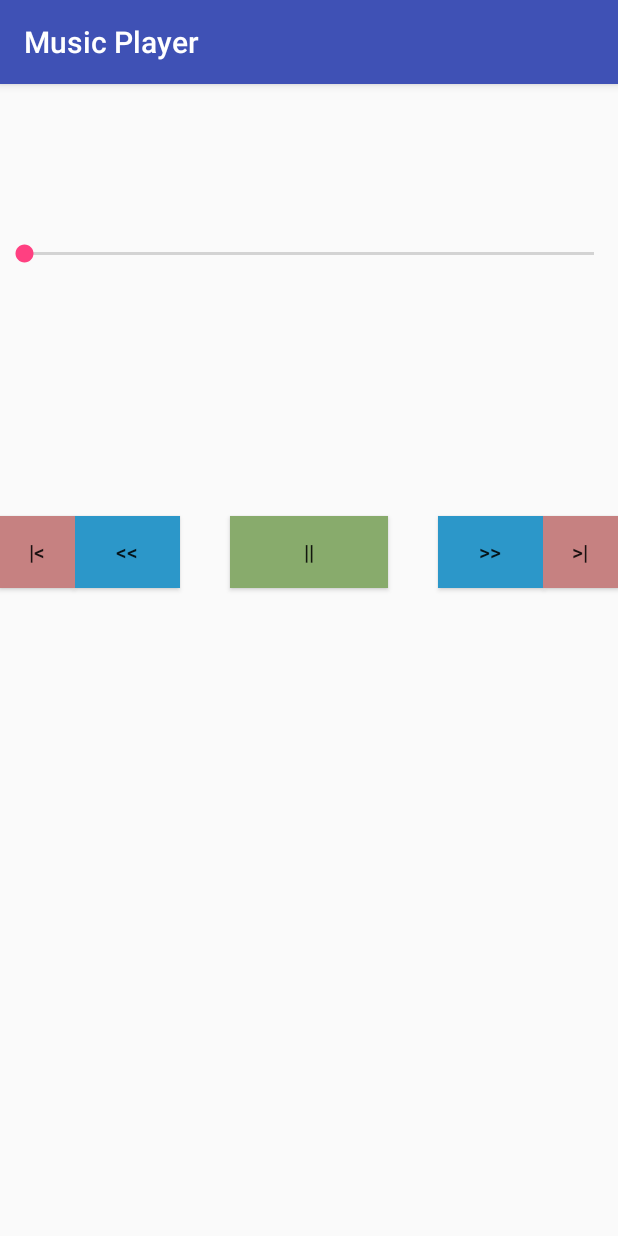
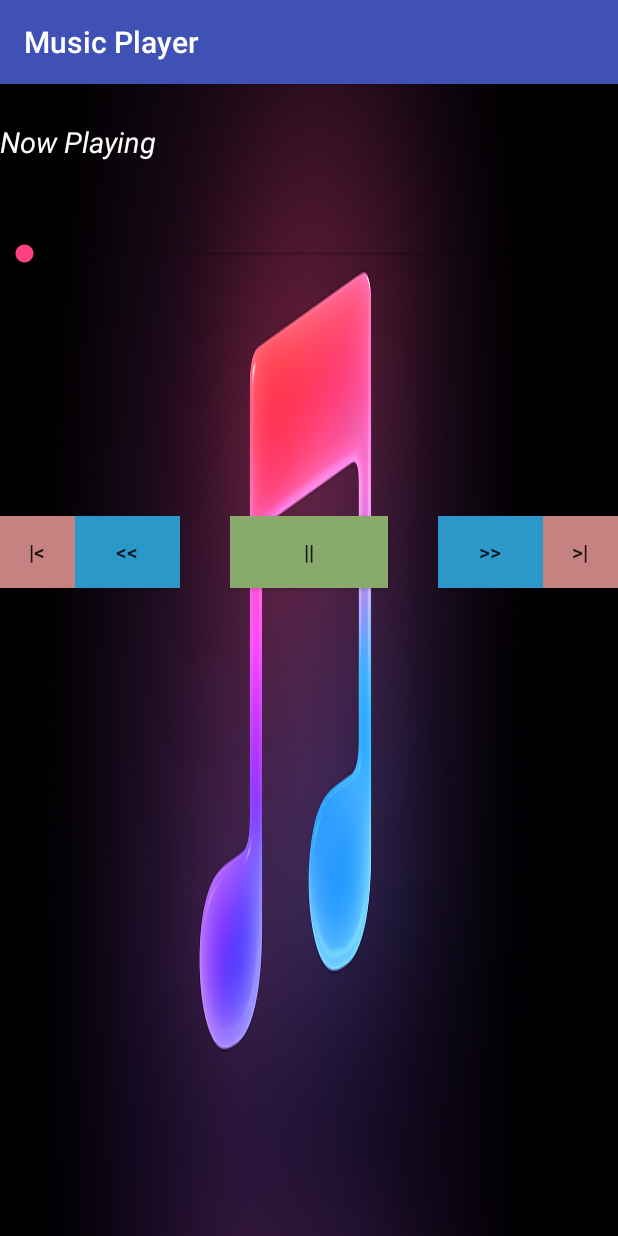
Before and after one commit to imtiazaminsajid/MusicPlayer, an Android app: the Player screen opened directly, with no data from a screen before it, on a phone screen of 412 x 824 dp. Run offline under Robolectric (Android 15) with nearby library versions, the phone set to English and light mode, and no system bars; 7 statements that could not run were skipped.

Commit message:
All Done

```diff
--- a/app/src/main/java/com/example/imtiazaminsajid/musicplayer/Player.java
+++ b/app/src/main/java/com/example/imtiazaminsajid/musicplayer/Player.java
@@ -8,6 +8,7 @@ import android.os.Bundle;
 import android.view.View;
 import android.widget.Button;
 import android.widget.SeekBar;
+import android.widget.TextView;
 
 import java.io.File;
 import java.util.ArrayList;
@@ -20,6 +21,7 @@ public class Player extends AppCompatActivity implements View.OnClickListener {
     Thread updateSeekBar;
 
     SeekBar seekBar;
+    TextView nowplaying;
     Button pause,next,previous,fastForword,backForword;
 
     @Override
@@ -28,6 +30,7 @@ public class Player extends AppCompatActivity implements View.OnClickListener {
         setContentView(R.layout.activity_player);
 
         seekBar = findViewById(R.id.seekBar);
+        nowplaying = findViewById(R.id.nowPlaying);
 
         pause = findViewById(R.id.playBT);
         next = findViewById(R.id.nextBT);
@@ -46,6 +49,8 @@ public class Player extends AppCompatActivity implements View.OnClickListener {
         previous.setOnClickListener(this);
         fastForword.setOnClickListener(this);
         backForword.setOnClickListener(this);
+
+
 
         updateSeekBar = new Thread(){
             @Override
@@ -78,6 +83,7 @@ public class Player extends AppCompatActivity implements View.OnClickListener {
         uri = Uri.parse(mySongs.get(position).toString());
         mediaPlayer = MediaPlayer.create(getApplicationContext() , uri);
         mediaPlayer.start();
+        nowplaying.setText("Now Playing : "+mySongs.get(position).toString());
         seekBar.setMax(mediaPlayer.getDuration());
         updateSeekBar.start();
 
@@ -132,6 +138,7 @@ public class Player extends AppCompatActivity implements View.OnClickListener {
                 uri = Uri.parse(mySongs.get(position).toString());
                 mediaPlayer = MediaPlayer.create(getApplicationContext() , uri);
                 mediaPlayer.start();
+                nowplaying.setText("Now Playing : "+mySongs.get(position).toString());
                 seekBar.setMax(mediaPlayer.getDuration());
                 break;
 
@@ -142,6 +149,7 @@ public class Player extends AppCompatActivity implements View.OnClickListener {
                 uri = Uri.parse(mySongs.get(position).toString());
                 mediaPlayer = MediaPlayer.create(getApplicationContext() , uri);
                 mediaPlayer.start();
+                nowplaying.setText("Now Playing : "+mySongs.get(position).toString());
                 break;
 
         }
--- a/app/src/main/res/layout/activity_player.xml
+++ b/app/src/main/res/layout/activity_player.xml
@@ -4,9 +4,20 @@
     xmlns:tools="http://schemas.android.com/tools"
     android:layout_width="match_parent"
     android:layout_height="match_parent"
+    android:background="@mipmap/background3"
     tools:context="com.example.imtiazaminsajid.musicplayer.Player">
 
 
+    <TextView
+        android:id="@+id/nowPlaying"
+        android:layout_width="match_parent"
+        android:layout_height="wrap_content"
+        android:text="Now Playing"
+        android:textSize="19dp"
+        android:textColor="#fdfbfb"
+        android:textStyle="italic"
+        android:layout_marginTop="25dp"
+        />
     <SeekBar
         android:id="@+id/seekBar"
         android:layout_width="match_parent"
```
Also changed, not shown: app/src/main/res/layout/activity_main.xml (+7 -3 lines), app/src/main/res/mipmap-hdpi/background1.jpg (added), app/src/main/res/mipmap-hdpi/background2.jpg (added), app/src/main/res/mipmap-hdpi/background3.png (added), app/src/main/res/mipmap-hdpi/background4.jpg (added), app/src/main/res/mipmap-hdpi/background5.png (added), app/src/main/res/mipmap-hdpi/background6.jpg (added), app/src/main/res/mipmap-hdpi/background7.png (added), app/src/main/res/mipmap-hdpi/music.png (added).
